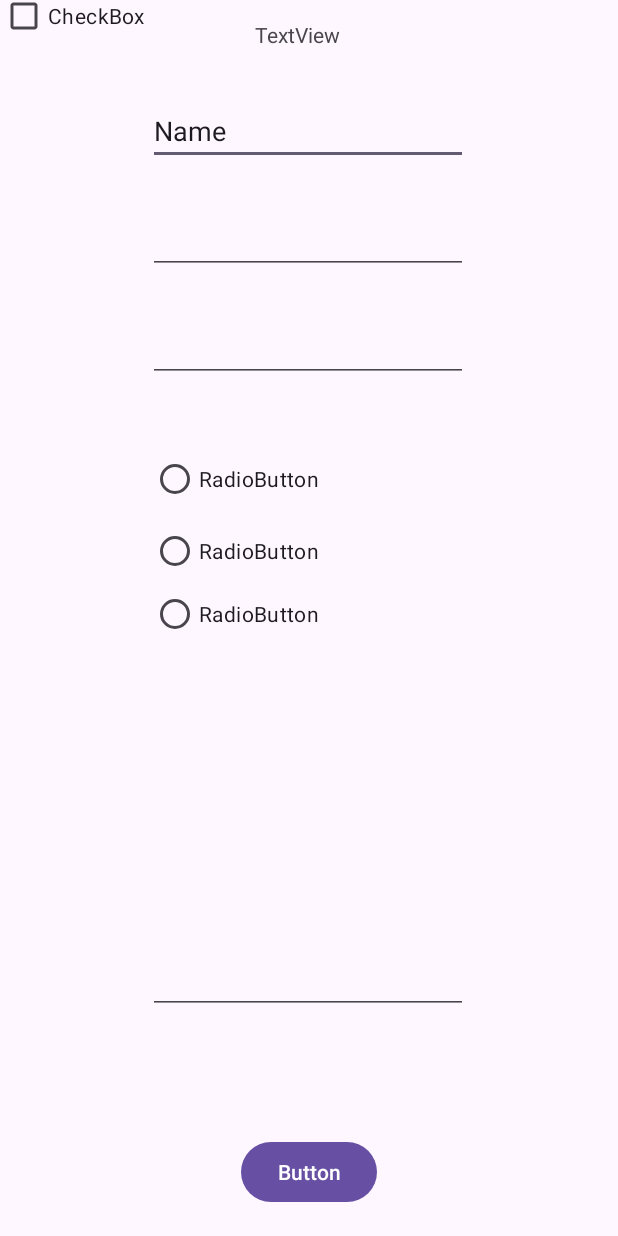
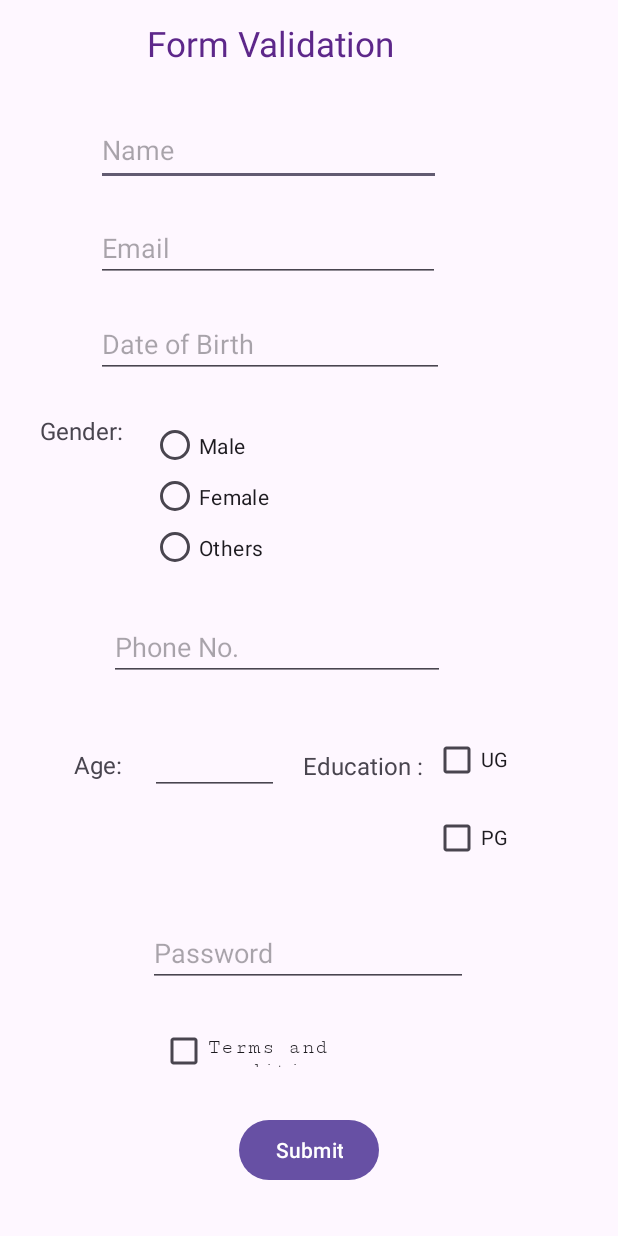
Before and after one commit to Alanthomas-2209/MAD-LAB, an Android app: the screen it shows after launch (MainActivity), on a phone screen of 412 x 824 dp. Run offline under Robolectric (Android 15) with nearby library versions, the phone set to English and light mode, and no system bars; 1 statement that could not run was skipped.

Commit message:
design completed

```diff
--- a/CO1/validationsOnUIControls/app/src/main/java/com/example/validationsonuicontrols/MainActivity.java
+++ b/CO1/validationsOnUIControls/app/src/main/java/com/example/validationsonuicontrols/MainActivity.java
@@ -2,12 +2,33 @@ package com.example.validationsonuicontrols;
 
 import androidx.appcompat.app.AppCompatActivity;
 import android.os.Bundle;
+import android.widget.Button;
+import android.widget.CheckBox;
+import android.widget.EditText;
+import android.widget.RadioButton;
 
 public class MainActivity extends AppCompatActivity {
+    EditText name,email,dateOfBirth,phoneNo, age, password;
+    CheckBox termsAndCondition, ug, pg;
 
+    RadioButton
+    Button submit;
     @Override
     protected void onCreate(Bundle savedInstanceState) {
         super.onCreate(savedInstanceState);
         setContentView(R.layout.activity_main);
+
+        name = (EditText) findViewById(R.id.name);
+        email = (EditText) findViewById(R.id.email);
+        dateOfBirth = (EditText) findViewById(R.id.dateOfBirth);
+        phoneNo = (EditText) findViewById(R.id.Phone);
+        age = (EditText) findViewById(R.id.age);
+        password = (EditText) findViewById(R.id.password);
+        termsAndCondition = (CheckBox) findViewById(R.id.termsAndCondition);
+        ug = (CheckBox) findViewById(R.id.checkBoxUG);
+        pg = (CheckBox) findViewById(R.id.checkBoxPG);
+        submit = (Button) findViewById(R.id.Submit);
+
+
     }
 }
--- a/CO1/validationsOnUIControls/app/src/main/res/layout/activity_main.xml
+++ b/CO1/validationsOnUIControls/app/src/main/res/layout/activity_main.xml
@@ -7,121 +7,222 @@
     android:layout_height="match_parent"
     tools:context=".MainActivity">
 
+    <CheckBox
+        android:id="@+id/checkBoxPG"
+        android:layout_width="107dp"
+        android:layout_height="30dp"
+        android:text="PG"
+        android:textSize="13sp"
+        app:layout_constraintBottom_toBottomOf="parent"
+        app:layout_constraintEnd_toEndOf="parent"
+        app:layout_constraintHorizontal_bias="0.947"
+        app:layout_constraintStart_toStartOf="parent"
+        app:layout_constraintTop_toTopOf="parent"
+        app:layout_constraintVertical_bias="0.684" />
+
     <TextView
-        android:id="@+id/textView3"
-        android:layout_width="0dp"
-        android:layout_height="0dp"
+        android:id="@+id/textViewEducation"
+        android:layout_width="wrap_content"
+        android:layout_height="wrap_content"
+        android:text="Education :"
+        android:textSize="16sp"
+        app:layout_constraintBottom_toBottomOf="parent"
+        app:layout_constraintEnd_toEndOf="parent"
+        app:layout_constraintHorizontal_bias="0.608"
+        app:layout_constraintStart_toStartOf="parent"
+        app:layout_constraintTop_toTopOf="parent"
+        app:layout_constraintVertical_bias="0.623" />
+
+    <TextView
+        android:id="@+id/textViewAge"
+        android:layout_width="wrap_content"
+        android:layout_height="wrap_content"
+        android:text="Age:"
+        android:textSize="16sp"
+        app:layout_constraintBottom_toBottomOf="parent"
+        app:layout_constraintEnd_toEndOf="parent"
+        app:layout_constraintHorizontal_bias="0.13"
+        app:layout_constraintStart_toStartOf="parent"
+        app:layout_constraintTop_toTopOf="parent"
+        app:layout_constraintVertical_bias="0.622" />
+
+    <TextView
+        android:id="@+id/textViewHeading"
+        android:layout_width="169dp"
+        android:layout_height="36dp"
         android:layout_marginStart="170dp"
         android:layout_marginTop="13dp"
         android:layout_marginEnd="170dp"
         android:layout_marginBottom="699dp"
-        android:text="TextView"
+        android:text="Form Validation"
+        android:textSize="23sp"
+        android:textColor="#5d278a"
         app:layout_constraintBottom_toBottomOf="parent"
         app:layout_constraintEnd_toEndOf="parent"
-        app:layout_constraintHorizontal_bias="1.0"
+        app:layout_constraintHorizontal_bias="0.744"
         app:layout_constraintStart_toStartOf="parent"
         app:layout_constraintTop_toTopOf="parent"
-        app:layout_constraintVertical_bias="1.0" />
+        app:layout_constraintVertical_bias="0.0" />
 
     <EditText
-        android:id="@+id/editTextText2"
+        android:id="@+id/name"
+        android:layout_width="230dp"
+        android:layout_height="47dp"
+        android:ems="10"
+        android:hint="Name"
+        android:inputType="text"
+        app:layout_constraintBottom_toBottomOf="parent"
+        app:layout_constraintEnd_toEndOf="parent"
+        app:layout_constraintHorizontal_bias="0.353"
+        app:layout_constraintStart_toStartOf="parent"
+        app:layout_constraintTop_toTopOf="parent"
+        app:layout_constraintVertical_bias="0.099" />
+
+    <EditText
+        android:id="@+id/email"
+        android:layout_width="229dp"
+        android:layout_height="42dp"
+        android:ems="10"
+        android:hint="Email"
+        android:inputType="textEmailAddress"
+        app:layout_constraintBottom_toBottomOf="parent"
+        app:layout_constraintEnd_toEndOf="parent"
+        app:layout_constraintHorizontal_bias="0.351"
+        app:layout_constraintStart_toStartOf="parent"
+        app:layout_constraintTop_toTopOf="parent"
+        app:layout_constraintVertical_bias="0.187" />
+
+    <EditText
+        android:id="@+id/dateOfBirth"
+        android:layout_width="232dp"
+        android:layout_height="45dp"
+        android:ems="10"
+        android:hint="Date of Birth"
+        android:inputType="date"
+        app:layout_constraintBottom_toBottomOf="parent"
+        app:layout_constraintEnd_toEndOf="parent"
+        app:layout_constraintHorizontal_bias="0.357"
+        app:layout_constraintStart_toStartOf="parent"
+        app:layout_constraintTop_toTopOf="parent"
+        app:layout_constraintVertical_bias="0.265" />
+
+    <EditText
+        android:id="@+id/password"
         android:layout_width="wrap_content"
         android:layout_height="wrap_content"
         android:ems="10"
-        android:inputType="text"
-        android:text="Name"
-        app:layout_constraintBottom_toBottomOf="parent"
-        app:layout_constraintEnd_toEndOf="parent"
-        app:layout_constraintHorizontal_bias="0.497"
-        app:layout_constraintStart_toStartOf="parent"
-        app:layout_constraintTop_toTopOf="parent"
-        app:layout_constraintVertical_bias="0.083" />
-
-    <EditText
-        android:id="@+id/editTextTextEmailAddress2"
-        android:layout_width="wrap_content"
-        android:layout_height="wrap_content"
-        android:ems="10"
-        android:inputType="textEmailAddress"
-        app:layout_constraintBottom_toBottomOf="parent"
-        app:layout_constraintEnd_toEndOf="parent"
-        app:layout_constraintHorizontal_bias="0.497"
-        app:layout_constraintStart_toStartOf="parent"
-        app:layout_constraintTop_toTopOf="parent"
-        app:layout_constraintVertical_bias="0.176" />
-
-    <EditText
-        android:id="@+id/editTextDate2"
-        android:layout_width="wrap_content"
-        android:layout_height="wrap_content"
-        android:ems="10"
-        android:inputType="date"
-        app:layout_constraintBottom_toBottomOf="parent"
-        app:layout_constraintEnd_toEndOf="parent"
-        app:layout_constraintHorizontal_bias="0.497"
-        app:layout_constraintStart_toStartOf="parent"
-        app:layout_constraintTop_toTopOf="parent"
-        app:layout_constraintVertical_bias="0.269" />
-
-    <EditText
-        android:id="@+id/editTextTextPassword3"
-        android:layout_width="wrap_content"
-        android:layout_height="wrap_content"
-        android:ems="10"
+        android:hint="Password"
         android:inputType="textPassword"
         app:layout_constraintBottom_toBottomOf="parent"
         app:layout_constraintEnd_toEndOf="parent"
         app:layout_constraintHorizontal_bias="0.497"
         app:layout_constraintStart_toStartOf="parent"
         app:layout_constraintTop_toTopOf="parent"
-        app:layout_constraintVertical_bias="0.81" />
+        app:layout_constraintVertical_bias="0.787" />
 
     <Button
-        android:id="@+id/button2"
+        android:id="@+id/Submit"
         android:layout_width="wrap_content"
         android:layout_height="wrap_content"
-        android:text="Button"
+        android:text="Submit"
         app:layout_constraintBottom_toBottomOf="parent"
         app:layout_constraintEnd_toEndOf="parent"
         app:layout_constraintStart_toStartOf="parent"
         app:layout_constraintTop_toTopOf="parent"
-        app:layout_constraintVertical_bias="0.976" />
+        app:layout_constraintVertical_bias="0.957" />
 
     <RadioGroup
-        android:layout_width="230dp"
-        android:layout_height="132dp"
+        android:layout_width="234dp"
+        android:layout_height="101dp"
         app:layout_constraintBottom_toBottomOf="parent"
         app:layout_constraintEnd_toEndOf="parent"
-        app:layout_constraintHorizontal_bias="0.552"
+        app:layout_constraintHorizontal_bias="0.564"
         app:layout_constraintStart_toStartOf="parent"
         app:layout_constraintTop_toTopOf="parent"
-        app:layout_constraintVertical_bias="0.427">
+        app:layout_constraintVertical_bias="0.387">
 
         <RadioButton
-            android:id="@+id/radioButton7"
+            android:id="@+id/radioMale"
             android:layout_width="match_parent"
-            android:layout_height="wrap_content"
-            android:text="RadioButton" />
+            android:layout_height="34dp"
+            android:text="Male" />
 
         <RadioButton
-            android:id="@+id/radioButton8"
+            android:id="@+id/radioFemale"
             android:layout_width="match_parent"
-            android:layout_height="wrap_content"
-            android:text="RadioButton" />
+            android:layout_height="34dp"
+            android:text="Female" />
 
         <RadioButton
-            android:id="@+id/radioButton9"
+            android:id="@+id/radioOthers"
             android:layout_width="match_parent"
-            android:layout_height="wrap_content"
-            android:text="RadioButton" />
+            android:layout_height="34dp"
+            android:text="Others" />
     </RadioGroup>
 
     <CheckBox
-        android:id="@+id/checkBox2"
+        android:id="@+id/termsAndCondition"
         android:layout_width="199dp"
         android:layout_height="21dp"
-        android:text="CheckBox"
-        tools:layout_editor_absoluteX="101dp"
-        tools:layout_editor_absoluteY="633dp" />
+        android:fontFamily="serif-monospace"
+        android:text="Terms and condition"
+        app:layout_constraintBottom_toBottomOf="parent"
+        app:layout_constraintEnd_toEndOf="parent"
+        app:layout_constraintStart_toStartOf="parent"
+        app:layout_constraintTop_toTopOf="parent"
+        app:layout_constraintVertical_bias="0.86" />
+
+    <TextView
+        android:id="@+id/textViewGender"
+        android:layout_width="wrap_content"
+        android:layout_height="wrap_content"
+        android:text="Gender:"
+        android:textSize="16sp"
+        app:layout_constraintBottom_toBottomOf="parent"
+        app:layout_constraintEnd_toEndOf="parent"
+        app:layout_constraintHorizontal_bias="0.075"
+        app:layout_constraintStart_toStartOf="parent"
+        app:layout_constraintTop_toTopOf="parent"
+        app:layout_constraintVertical_bias="0.344" />
+
+    <EditText
+        android:id="@+id/Phone"
+        android:layout_width="224dp"
+        android:layout_height="41dp"
+        android:ems="10"
+        android:hint="Phone No."
+        android:inputType="phone"
+        app:layout_constraintBottom_toBottomOf="parent"
+        app:layout_constraintEnd_toEndOf="parent"
+        app:layout_constraintHorizontal_bias="0.385"
+        app:layout_constraintStart_toStartOf="parent"
+        app:layout_constraintTop_toTopOf="parent"
+        app:layout_constraintVertical_bias="0.527" />
+
+    <EditText
+        android:id="@+id/age"
+        android:layout_width="86dp"
+        android:layout_height="43dp"
+        android:ems="10"
+        android:inputType="numberDecimal"
+        app:layout_constraintBottom_toBottomOf="parent"
+        app:layout_constraintEnd_toEndOf="parent"
+        app:layout_constraintHorizontal_bias="0.307"
+        app:layout_constraintStart_toStartOf="parent"
+        app:layout_constraintTop_toTopOf="parent"
+        app:layout_constraintVertical_bias="0.623" />
+
+    <CheckBox
+        android:id="@+id/checkBoxUG"
+        android:layout_width="107dp"
+        android:layout_height="30dp"
+        android:text="UG"
+        app:layout_constraintBottom_toBottomOf="parent"
+        app:layout_constraintEnd_toEndOf="parent"
+        app:layout_constraintHorizontal_bias="0.947"
+        app:layout_constraintStart_toStartOf="parent"
+        app:layout_constraintTop_toTopOf="parent"
+        app:layout_constraintVertical_bias="0.619"
+        android:textSize="13sp"/>
 
 </androidx.constraintlayout.widget.ConstraintLayout>
```
